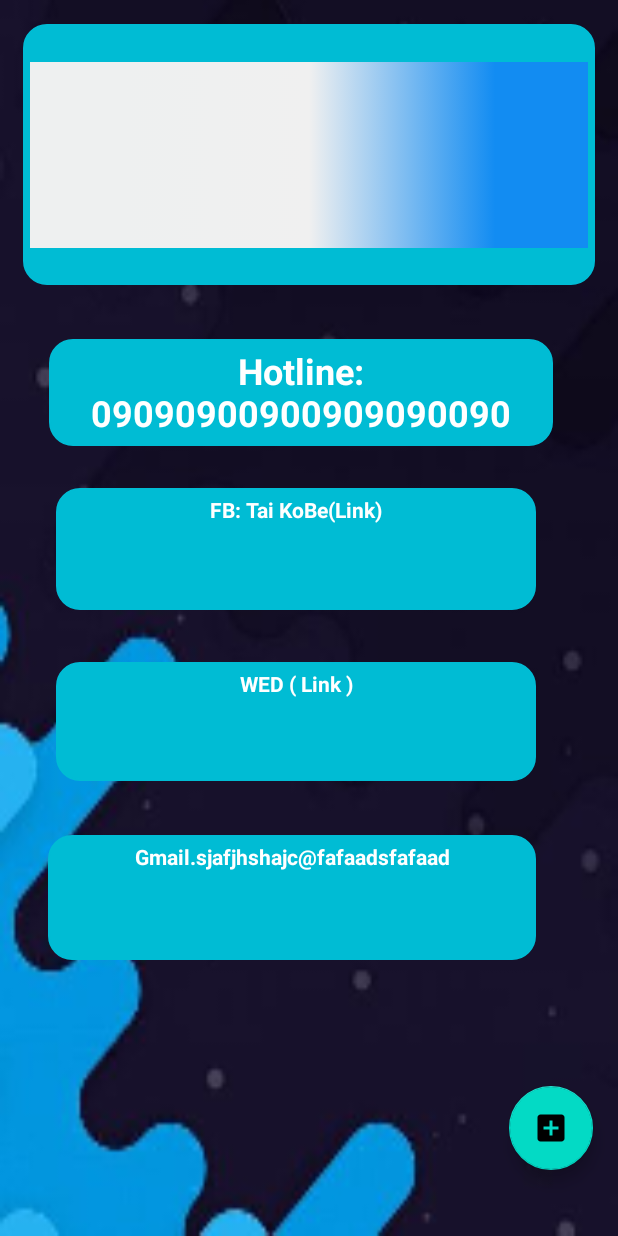
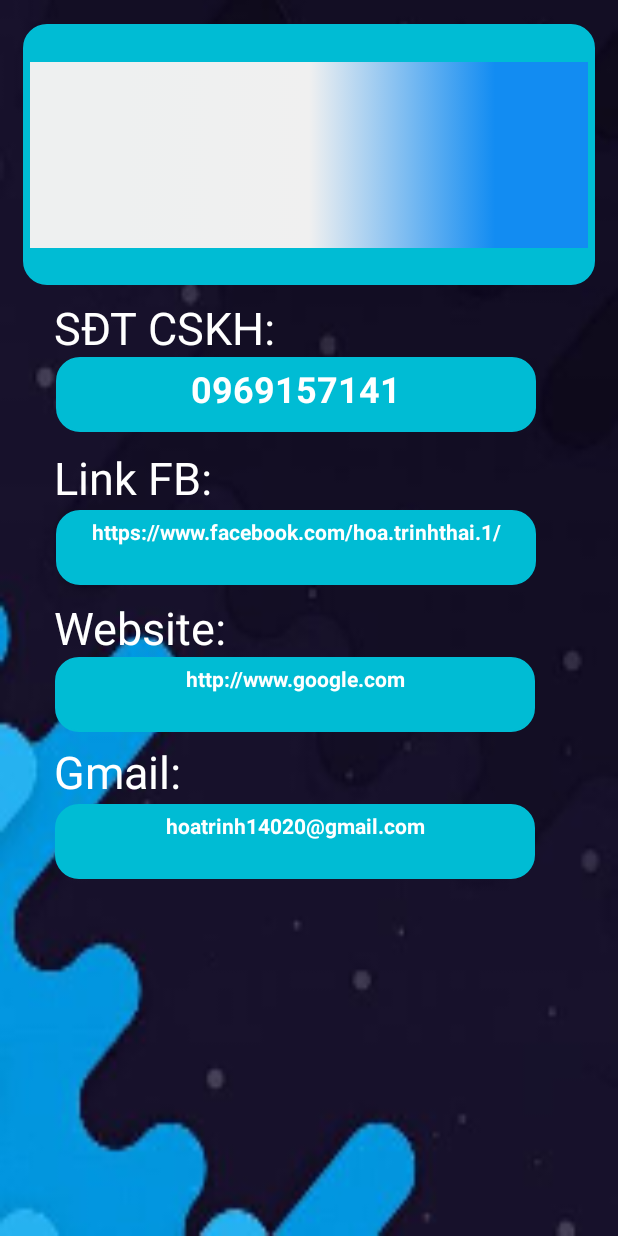
Before and after one commit to kurousagi110/Duan1, an Android app: the fragment LienHe_Fragment shown on its own in the app's theme, on a phone screen of 412 x 824 dp. Run offline under Robolectric (Android 15) with nearby library versions, the phone set to English and light mode, and no system bars.

Commit message:
hoan thanh trang lien he

```diff
--- a/app/src/main/java/com/example/duan1/Fragment/LienHe_Fragment.java
+++ b/app/src/main/java/com/example/duan1/Fragment/LienHe_Fragment.java
@@ -2,22 +2,73 @@ package com.example.duan1.Fragment;
 
 import android.os.Bundle;
 
+import androidx.annotation.NonNull;
+import androidx.annotation.Nullable;
 import androidx.fragment.app.Fragment;
 
+import android.text.util.Linkify;
 import android.view.LayoutInflater;
 import android.view.View;
 import android.view.ViewGroup;
+import android.widget.TextView;
 
 import com.example.duan1.R;
 
 
 public class LienHe_Fragment extends Fragment {
-    public LienHe_Fragment(){
+    TextView txtHotLine, txtLinkFB, txtWebsite, txtGmail;
+
+    public LienHe_Fragment() {
 
     }
+
     @Override
     public View onCreateView(LayoutInflater inflater, ViewGroup container,
                              Bundle savedInstanceState) {
-        return inflater.inflate(R.layout.fragment_lien_he_, container, false);
+        View view = inflater.inflate(R.layout.fragment_lien_he_, container, false);
+        return view;
+
+    }
+
+    @Override
+    public void onViewCreated(@NonNull View view, @Nullable Bundle savedInstanceState) {
+        super.onViewCreated(view, savedInstanceState);
+        txtHotLine = view.findViewById(R.id.txtHotLine);
+        txtLinkFB = view.findViewById(R.id.txtLinkFB);
+        txtWebsite = view.findViewById(R.id.txtWebsite);
+        txtGmail = view.findViewById(R.id.txtGmail);
+        txtWebsite.setText("http://www.google.com");
+        txtWebsite.setOnClickListener(new View.OnClickListener() {
+            @Override
+            public void onClick(View v) {
+                Linkify.addLinks(txtWebsite, Linkify.WEB_URLS);
+            }
+        });
+
+        txtHotLine.setText("0969157141");
+        txtHotLine.setOnClickListener(new View.OnClickListener() {
+            @Override
+            public void onClick(View v) {
+                Linkify.addLinks(txtHotLine, Linkify.PHONE_NUMBERS);
+            }
+        });
+
+
+        txtLinkFB.setText("https://www.facebook.com/hoa.trinhthai.1/");
+        txtLinkFB.setOnClickListener(new View.OnClickListener() {
+            @Override
+            public void onClick(View v) {
+                Linkify.addLinks(txtLinkFB, Linkify.WEB_URLS);
+            }
+        });
+        txtGmail.setText("hoatrinh14020@gmail.com");
+        txtGmail.setOnClickListener(new View.OnClickListener() {
+            @Override
+            public void onClick(View v) {
+                Linkify.addLinks(txtGmail, Linkify.EMAIL_ADDRESSES);
+            }
+        });
+
+
     }
 }
--- a/app/src/main/res/layout/fragment_lien_he_.xml
+++ b/app/src/main/res/layout/fragment_lien_he_.xml
@@ -18,26 +18,48 @@
         app:srcCompat="@mipmap/lien_he" />
 
     <TextView
-        android:id="@+id/textView3"
-        android:layout_width="336dp"
-        android:layout_height="71dp"
-        android:layout_marginTop="36dp"
+        android:textSize="30dp"
+        android:layout_width="wrap_content"
+        android:layout_height="wrap_content"
+        android:layout_marginStart="36dp"
+        android:layout_marginTop="8dp"
+        android:text="SĐT CSKH:"
+        android:textColor="@color/white"
+        app:layout_constraintStart_toStartOf="parent"
+        app:layout_constraintTop_toBottomOf="@+id/imageView6" />
+
+    <TextView
+        android:id="@+id/txtHotLine"
+        android:layout_width="320dp"
+        android:layout_height="50dp"
+        android:layout_marginTop="48dp"
         android:background="@drawable/botton_bo_goc"
-        android:text="Hotline: 09090900900909090090"
+        android:text="0969157141"
         android:textAlignment="center"
         android:textColor="#FFFFFF"
         android:textSize="24sp"
         android:textStyle="bold"
         app:layout_constraintEnd_toEndOf="parent"
-        app:layout_constraintHorizontal_bias="0.426"
+        app:layout_constraintHorizontal_bias="0.406"
         app:layout_constraintStart_toStartOf="parent"
         app:layout_constraintTop_toBottomOf="@+id/imageView6" />
 
     <TextView
-        android:id="@+id/textView25"
+        android:layout_width="wrap_content"
+        android:layout_height="wrap_content"
+        android:layout_marginStart="36dp"
+        android:layout_marginTop="108dp"
+        android:text="Link FB:"
+        android:textColor="@color/white"
+        android:textSize="30dp"
+        app:layout_constraintStart_toStartOf="parent"
+        app:layout_constraintTop_toBottomOf="@+id/imageView6" />
+
+    <TextView
+        android:id="@+id/txtLinkFB"
         android:layout_width="320dp"
-        android:layout_height="81dp"
-        android:layout_marginTop="28dp"
+        android:layout_height="50dp"
+        android:layout_marginTop="52dp"
         android:background="@drawable/botton_bo_goc"
         android:text="FB: Tai KoBe(Link)"
         android:textAlignment="center"
@@ -46,49 +68,59 @@
         app:layout_constraintEnd_toEndOf="parent"
         app:layout_constraintHorizontal_bias="0.406"
         app:layout_constraintStart_toStartOf="parent"
-        app:layout_constraintTop_toBottomOf="@+id/textView3" />
+        app:layout_constraintTop_toBottomOf="@+id/txtHotLine" />
 
     <TextView
-        android:id="@+id/textView22"
+        android:layout_width="wrap_content"
+        android:layout_height="wrap_content"
+        android:layout_marginStart="36dp"
+        android:layout_marginTop="208dp"
+        android:text="Website:"
+        android:textColor="@color/white"
+        android:textSize="30dp"
+        app:layout_constraintStart_toStartOf="parent"
+        app:layout_constraintTop_toBottomOf="@+id/imageView6" />
+
+    <TextView
+        android:id="@+id/txtWebsite"
         android:layout_width="320dp"
-        android:layout_height="79dp"
-        android:layout_marginTop="144dp"
+        android:layout_height="50dp"
+        android:layout_marginTop="48dp"
         android:background="@drawable/botton_bo_goc"
         android:text="WED ( Link )"
         android:textAlignment="center"
         android:textColor="#FFFFFF"
         android:textStyle="bold"
         app:layout_constraintEnd_toEndOf="parent"
-        app:layout_constraintHorizontal_bias="0.406"
+        app:layout_constraintHorizontal_bias="0.395"
         app:layout_constraintStart_toStartOf="parent"
-        app:layout_constraintTop_toBottomOf="@+id/textView3" />
+        app:layout_constraintTop_toBottomOf="@+id/txtLinkFB" />
 
     <TextView
-        android:id="@+id/textView24"
-        android:layout_width="325dp"
-        android:layout_height="83dp"
-        android:layout_marginTop="36dp"
+        android:layout_width="wrap_content"
+        android:layout_height="wrap_content"
+        android:layout_marginStart="36dp"
+        android:layout_marginTop="304dp"
+        android:text="Gmail:"
+        android:textColor="@color/white"
+        android:textSize="30dp"
+        app:layout_constraintStart_toStartOf="parent"
+        app:layout_constraintTop_toBottomOf="@+id/imageView6" />
+
+    <TextView
+        android:id="@+id/txtGmail"
+        android:layout_width="320dp"
+        android:layout_height="50dp"
+        android:layout_marginTop="48dp"
         android:background="@drawable/botton_bo_goc"
         android:text="Gmail.sjafjhshajc@fafaadsfafaad"
         android:textAlignment="center"
         android:textColor="#FFFFFF"
         android:textStyle="bold"
         app:layout_constraintEnd_toEndOf="parent"
-        app:layout_constraintHorizontal_bias="0.372"
+        app:layout_constraintHorizontal_bias="0.395"
         app:layout_constraintStart_toStartOf="parent"
-        app:layout_constraintTop_toBottomOf="@+id/textView22" />
+        app:layout_constraintTop_toBottomOf="@+id/txtWebsite" />
 
-    <com.google.android.material.floatingactionbutton.FloatingActionButton
-        android:id="@+id/floatAdd"
-        android:layout_width="wrap_content"
-        android:layout_height="60dp"
-        android:layout_gravity="bottom|end"
-        android:layout_marginBottom="44dp"
-        android:onClick="onCLick"
-        android:src="@drawable/ic_add"
-        app:layout_anchorGravity="bottom|end"
-        app:layout_constraintBottom_toBottomOf="parent"
-        app:layout_constraintEnd_toEndOf="parent"
-        app:layout_constraintHorizontal_bias="0.954"
-        app:layout_constraintStart_toStartOf="parent" />
+
 </androidx.constraintlayout.widget.ConstraintLayout>
```
